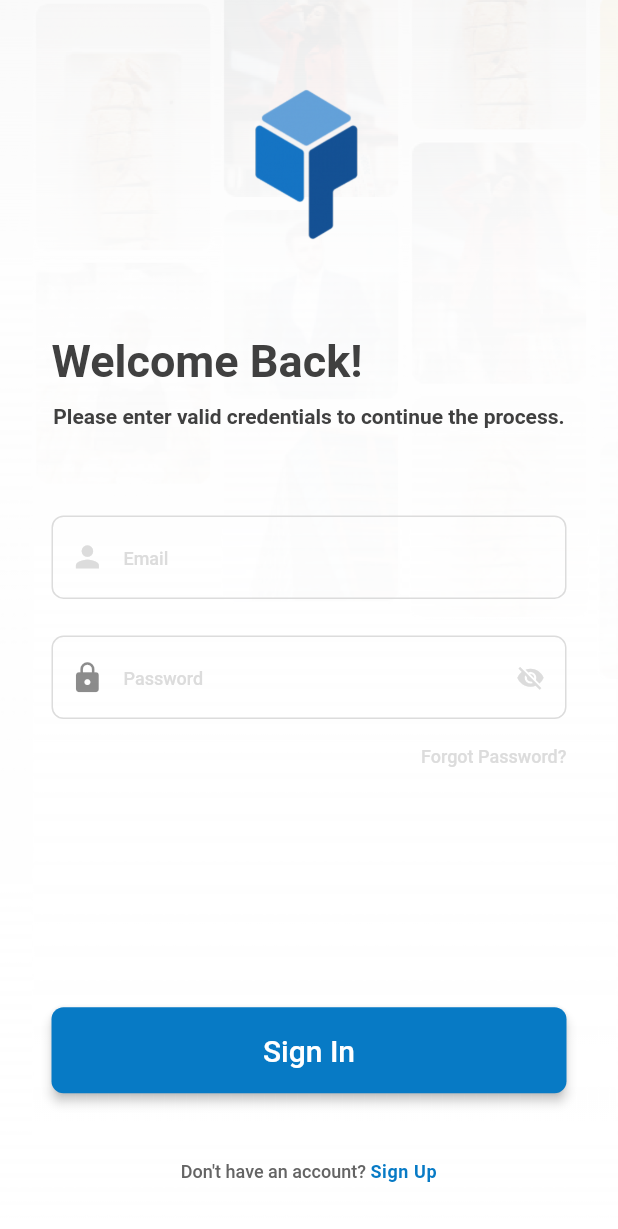
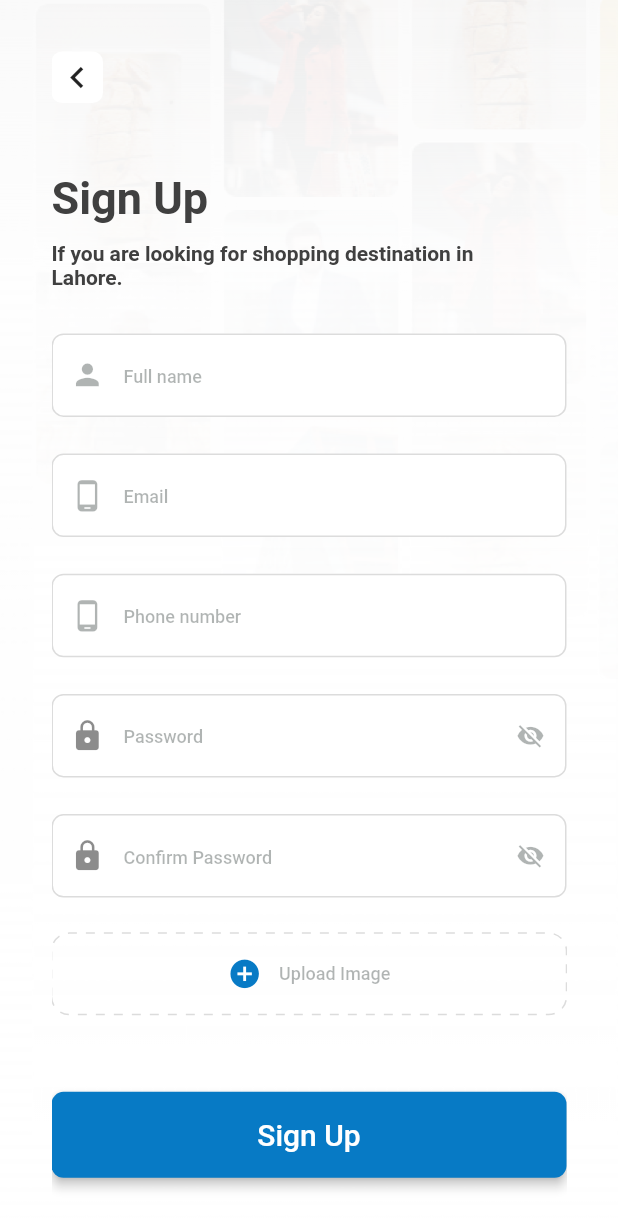
Before and after one commit to App-Jinn-byte/Packages_Employer, a Flutter app: the LoginScreen screen opened by its route, after a tap on an icon or button, on a phone screen of 412 x 824 dp. Shown: the top 1229 px of the screen. Run offline on Flutter 3.47's test engine with Material 2 defaults, Android fonts, the light colour scheme and no system bars; drawn by our look-alikes of dotted_border; our stand-ins replace fluttertoast, shared_preferences; accounts and stored records are empty; Roboto replaces fonts that are missing (Poppins-Bold.ttf, Poppins-Medium.ttf, Poppins-Regular.ttf).

Commit message:
5 screens done

```diff
--- a/lib/routes/routes.dart
+++ b/lib/routes/routes.dart
@@ -1,6 +1,7 @@
 
 import 'package:packages_mall_employer/screens/auth_screens/forgot_pasword_screen/forgot_password_screen.dart';
 import 'package:packages_mall_employer/screens/auth_screens/login_screen/login_screen.dart';
+import 'package:packages_mall_employer/screens/auth_screens/signup_screen/signup_screen.dart';
 import 'package:packages_mall_employer/screens/splash_screen/splash_screen.dart';
 import 'package:packages_mall_employer/screens/welcome_screen/welcome_screen.dart';
 
@@ -9,6 +10,7 @@ class Routes {
   static const String welcomeScreen = "/welcomeScreen";
   static const String loginScreen = "/loginScreen";
   static const String forgotScreen = "/forgotScreen";
+  static const String signUpScreen = "/SignUpScreen";
 
 
   static final routes = {
@@ -16,6 +18,7 @@ class Routes {
     welcomeScreen: (context) => const WelcomeScreen(),
     loginScreen: (context) => const LoginScreen(),
     forgotScreen: (context) => const ForgotPasswordScreen(),
+    signUpScreen: (context) => const SignUpScreen(),
   };
 
 
--- a/lib/screens/auth_screens/login_screen/login_screen.dart
+++ b/lib/screens/auth_screens/login_screen/login_screen.dart
@@ -1,4 +1,5 @@
 import 'package:flutter/material.dart';
+import 'package:flutter/widgets.dart';
 import 'package:packages_mall_employer/res/assets.dart';
 import 'package:packages_mall_employer/res/colors.dart';
 import 'package:packages_mall_employer/res/res.dart';
@@ -78,7 +79,9 @@ class _LoginScreenState extends State<LoginScreen> {
               CommonWidgets.customRowButton(
                 firstText: "Don't have an account? ",
                 colorText: "Sign Up",
-                press: () {}, //signup
+                press: () {
+                  Navigator.pushNamed(context, Routes.signUpScreen);
+                },
               ),
               //
             ],
--- /dev/null
+++ b/lib/screens/auth_screens/signup_screen/signup_components.dart
@@ -0,0 +1,77 @@
+import 'package:flutter/material.dart';
+import 'package:packages_mall_employer/res/assets.dart';
+import 'package:packages_mall_employer/res/colors.dart';
+import 'package:packages_mall_employer/res/res.dart';
+import 'package:dotted_border/dotted_border.dart';
+import 'package:packages_mall_employer/widgets/common_widgets.dart';
+
+class SignUpScreenComponents {
+  Widget welcomeText() {
+    return Align(
+      alignment: Alignment.bottomLeft,
+      child: Text(
+        "Sign Up",
+        maxLines: 1,
+        style: TextStyle(
+          fontSize: sizes.authFontSize,
+          fontFamily: Assets.poppinsBold,
+          fontWeight: FontWeight.bold,
+          color: AppColors.lightBlack,
+        ),
+      ),
+    );
+  }
+
+  Widget subtitleText() {
+    return Text(
+      "If you are looking for shopping destination in Lahore.",
+      maxLines: 2,
+      style: TextStyle(
+        fontSize: sizes.regularFontSize,
+        fontFamily: Assets.poppinsRegular,
+        fontWeight: FontWeight.w600,
+        color: AppColors.lightBlack,
+      ),
+    );
+  }
+
+  Widget uploadDottedButton({
+    required text,
+    required onPress,
+  }) {
+    return GestureDetector(
+      child: DottedBorder(
+        color: AppColors.borderColor,
+        dashPattern: const [6, 6],
+        radius: const Radius.circular(12),
+        borderType: BorderType.RRect,
+        child: Container(
+          width: getWidthRatio() * 315,
+          height: getHeightRatio() * 44,
+          child: Align(
+              alignment: Alignment.center,
+              child: Row(
+                mainAxisAlignment: MainAxisAlignment.center,
+                children: [
+                  Icon(
+                    Icons.add_circle_sharp,
+                    size: 20 * getHeightRatio(),
+                    color: AppColors.blue,
+                  ),
+                  SizedBox(width: getWidthRatio() * 10),
+                  CommonWidgets.customText(
+                    text: text,
+                    lines: 1,
+                    fontSize: sizes.smallFontSize,
+                    fontWeight: FontWeight.w500,
+                    fontFamily: Assets.poppinsMedium,
+                    color: AppColors.black.withOpacity(0.35),
+                  ),
+                ],
+              )),
+        ),
+      ),
+      onTap: onPress,
+    );
+  }
+}
--- /dev/null
+++ b/lib/screens/auth_screens/signup_screen/signup_screen.dart
@@ -0,0 +1,122 @@
+import 'package:flutter/material.dart';
+import 'package:packages_mall_employer/res/assets.dart';
+import 'package:packages_mall_employer/res/res.dart';
+import 'package:packages_mall_employer/routes/routes.dart';
+import 'package:packages_mall_employer/screens/auth_screens/signup_screen/signup_components.dart';
+import 'package:packages_mall_employer/widgets/common_widgets.dart';
+
+class SignUpScreen extends StatefulWidget {
+  const SignUpScreen({Key? key}) : super(key: key);
+
+  @override
+  State<SignUpScreen> createState() => _SignUpScreenState();
+}
+
+class _SignUpScreenState extends State<SignUpScreen> {
+  late bool isHiddenPassword = true;
+  SignUpScreenComponents signUpScreenComponents = SignUpScreenComponents();
+  @override
+  Widget build(BuildContext context) {
+    return SafeArea(
+      child: Scaffold(
+          body: Container(
+        height: sizes.height,
+        width: sizes.width,
+        decoration: const BoxDecoration(
+          image: DecorationImage(
+            image: AssetImage(Assets.authBackground),
+            fit: BoxFit.fill,
+          ),
+        ),
+        padding: EdgeInsets.symmetric(horizontal: 30 * getWidthRatio()),
+        child: SingleChildScrollView(
+          physics: const BouncingScrollPhysics(),
+          child: Column(
+            children: [
+              SizedBox(height: getHeightRatio() * 30),
+              CommonWidgets.backButton(onpress: () {
+                Navigator.pop(context);
+              }),
+              //
+              SizedBox(height: getHeightRatio() * 40),
+              signUpScreenComponents.welcomeText(),
+              //
+              SizedBox(height: getHeightRatio() * 10),
+              Align(
+                alignment: Alignment.centerLeft,
+                child: Container(
+                  width: getWidthRatio() * 250,
+                  child: signUpScreenComponents.subtitleText(),
+                ),
+              ),
+              //
+              SizedBox(height: getHeightRatio() * 25),
+              CommonWidgets.customTextField(
+                placeHolder: "Full name",
+                icon: Icons.person,
+                keyboardType: TextInputType.name,
+              ),
+              //
+              SizedBox(height: getHeightRatio() * 20),
+              CommonWidgets.customTextField(
+                placeHolder: "Email",
+                icon: Icons.phone_android,
+                keyboardType: TextInputType.emailAddress,
+              ),
+              //
+              SizedBox(height: getHeightRatio() * 20),
+              CommonWidgets.customTextField(
+                placeHolder: "Phone number",
+                icon: Icons.phone_android,
+                keyboardType: TextInputType.emailAddress,
+              ),
+              //
+              SizedBox(height: getHeightRatio() * 20),
+              CommonWidgets.customPasswordTextField(
+                placeHolder: "Password",
+                onClick: _togglePasswordView,
+                hidePassword: isHiddenPassword,
+                keyboardType: TextInputType.visiblePassword,
+              ),
+              //
+              SizedBox(height: getHeightRatio() * 20),
+              CommonWidgets.customPasswordTextField(
+                placeHolder: "Confirm Password",
+                onClick: _togglePasswordView,
+                hidePassword: isHiddenPassword,
+                keyboardType: TextInputType.visiblePassword,
+              ),
+              //
+              SizedBox(height: getHeightRatio() * 20),
+              signUpScreenComponents.uploadDottedButton(
+                text: "Upload Image",
+                onPress: () {},
+              ),
+              //
+              SizedBox(height: getHeightRatio() * 45),
+              CommonWidgets.mainButton(text: "Sign Up", onPress: () {}),
+              //
+              SizedBox(height: getHeightRatio() * 25),
+              CommonWidgets.customRowButton(
+                firstText: "Already have an account? ",
+                colorText: "Login",
+                press: () {
+                  Navigator.pushNamed(context, Routes.loginScreen);
+                },
+              ),
+
+              //
+            ],
+          ),
+        ),
+      )),
+    );
+  }
+
+  void _togglePasswordView() {
+    setState(() {
+      isHiddenPassword = !isHiddenPassword;
+    });
+  }
+
+}
--- a/lib/widgets/common_widgets.dart
+++ b/lib/widgets/common_widgets.dart
@@ -72,13 +72,15 @@ class CommonWidgets {
           controller: controller,
           keyboardType: keyboardType,
           decoration: InputDecoration(
+            fillColor: AppColors.white,
+            filled: true,
             isDense: true,
             contentPadding: EdgeInsets.symmetric(
                 vertical: getHeightRatio() * 16,
                 horizontal: getWidthRatio() * 16),
             hintText: placeHolder,
             hintStyle: TextStyle(
-              color: AppColors.borderColor,
+              color: AppColors.black.withOpacity(0.35),
               fontFamily: Assets.poppinsMedium,
               fontWeight: FontWeight.w500,
               fontSize: sizes.smallFontSize,
@@ -96,7 +98,7 @@ class CommonWidgets {
               icon,
               size: 20 * getHeightRatio(),
             ),
-            prefixIconColor: AppColors.borderColor,
+            prefixIconColor: AppColors.black.withOpacity(0.35),
           ),
         ),
       ),
@@ -119,13 +121,15 @@ class CommonWidgets {
           keyboardType: keyboardType,
           obscureText: hidePassword,
           decoration: InputDecoration(
+            fillColor: AppColors.white,
+            filled: true,
             isDense: true,
             contentPadding: EdgeInsets.symmetric(
                 vertical: getHeightRatio() * 16,
                 horizontal: getWidthRatio() * 16),
             hintText: placeHolder,
             hintStyle: TextStyle(
-              color: AppColors.borderColor,
+              color: AppColors.black.withOpacity(0.35),
               fontFamily: Assets.poppinsMedium,
               fontWeight: FontWeight.w500,
               fontSize: sizes.smallFontSize,
@@ -147,7 +151,7 @@ class CommonWidgets {
                 onTap: onClick,
                 child: Icon(
                   hidePassword ? Icons.visibility_off : Icons.visibility,
-                  color: AppColors.borderColor,
+                  color: AppColors.black.withOpacity(0.35),
                   size: 19,
                 )),
           ),
@@ -172,7 +176,7 @@ class CommonWidgets {
           text: firstText,
           style: TextStyle(
             fontFamily: Assets.poppinsRegular,
-            color: AppColors.lightGrey,
+            color: AppColors.black.withOpacity(0.60),
             fontSize: sizes.smallFontSize,
             fontWeight: FontWeight.w500,
           ),
--- a/pubspec.yaml
+++ b/pubspec.yaml
@@ -36,6 +36,7 @@ dependencies:
   cupertino_icons: ^1.0.2
   fluttertoast: ^8.0.8
   shared_preferences: ^2.0.7
+  dotted_border: ^2.0.0+2
 
 dev_dependencies:
   flutter_test:
```
Also changed, not shown: pubspec.lock.
